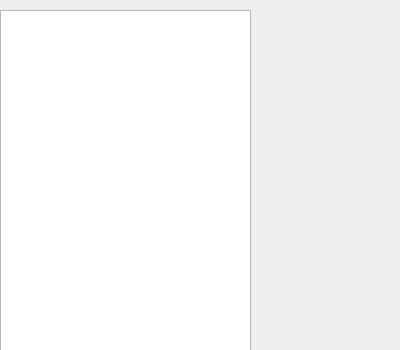
Old version of the form BMP-Viewer/bmpinfo.ui in the repository TommyIX/BMP-Viewer.
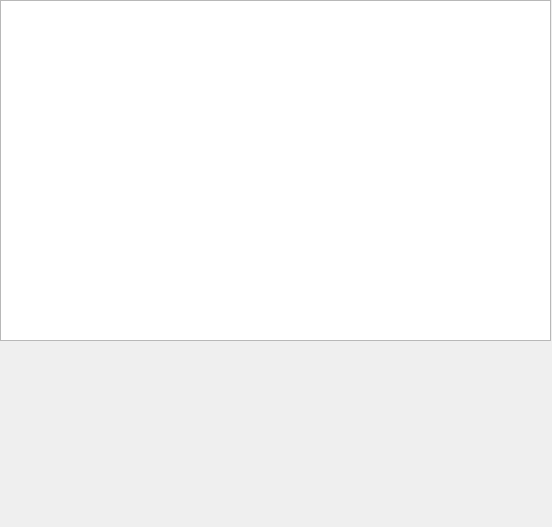
New version of the form.

Patch:
```diff
--- a/BMP-Viewer/bmpinfo.ui
+++ b/BMP-Viewer/bmpinfo.ui
@@ -6,10 +6,22 @@
    <rect>
     <x>0</x>
     <y>0</y>
-    <width>400</width>
-    <height>350</height>
+    <width>552</width>
+    <height>527</height>
    </rect>
   </property>
+  <property name="minimumSize">
+   <size>
+    <width>552</width>
+    <height>527</height>
+   </size>
+  </property>
+  <property name="maximumSize">
+   <size>
+    <width>1000</width>
+    <height>1000</height>
+   </size>
+  </property>
   <property name="windowTitle">
    <string>Dialog</string>
   </property>
@@ -17,11 +29,23 @@
    <property name="geometry">
     <rect>
      <x>0</x>
-     <y>10</y>
-     <width>251</width>
+     <y>0</y>
+     <width>551</width>
      <height>341</height>
     </rect>
    </property>
+   <property name="minimumSize">
+    <size>
+     <width>0</width>
+     <height>0</height>
+    </size>
+   </property>
+   <property name="maximumSize">
+    <size>
+     <width>1000</width>
+     <height>1000</height>
+    </size>
+   </property>
   </widget>
  </widget>
  <resources/>
```
Left out of the diff: 2 changed lines with no effect on the pictures.
